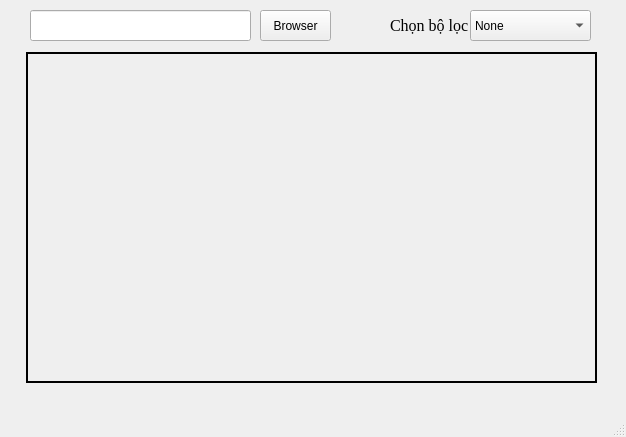
Old version of the form GUI.ui in the repository vanchieeu/DAMH.
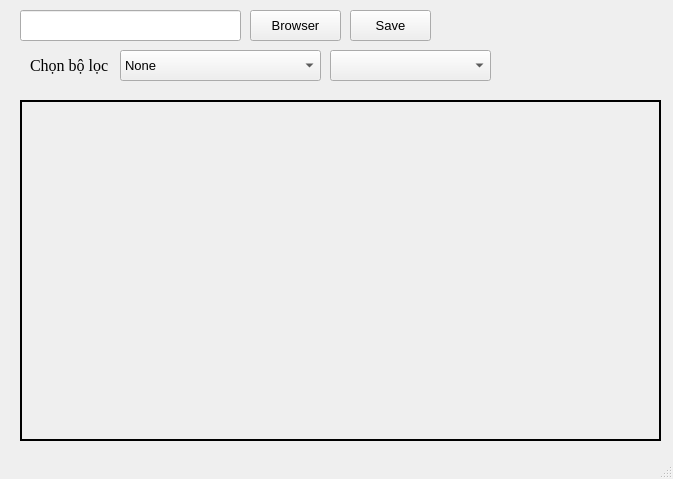
New version of the form. Icons and pictures are not drawn.

The edit to the form file:
```diff
--- a/GUI.ui
+++ b/GUI.ui
@@ -6,10 +6,21 @@
    <rect>
     <x>0</x>
     <y>0</y>
-    <width>626</width>
-    <height>437</height>
+    <width>673</width>
+    <height>479</height>
    </rect>
   </property>
+  <property name="sizePolicy">
+   <sizepolicy hsizetype="Preferred" vsizetype="Preferred">
+    <horstretch>0</horstretch>
+    <verstretch>0</verstretch>
+   </sizepolicy>
+  </property>
+  <property name="font">
+   <font>
+    <pointsize>10</pointsize>
+   </font>
+  </property>
   <property name="windowTitle">
    <string>MainWindow</string>
   </property>
@@ -17,9 +28,9 @@
    <widget class="QPushButton" name="browser">
     <property name="geometry">
      <rect>
-      <x>260</x>
+      <x>250</x>
       <y>10</y>
-      <width>71</width>
+      <width>91</width>
       <height>31</height>
      </rect>
     </property>
@@ -30,10 +41,10 @@
    <widget class="QLabel" name="screen">
     <property name="geometry">
      <rect>
-      <x>26</x>
-      <y>52</y>
-      <width>571</width>
-      <height>331</height>
+      <x>20</x>
+      <y>100</y>
+      <width>641</width>
+      <height>341</height>
      </rect>
     </property>
     <property name="frameShape">
@@ -49,9 +60,9 @@
    <widget class="QComboBox" name="check_box">
     <property name="geometry">
      <rect>
-      <x>470</x>
-      <y>10</y>
-      <width>121</width>
+      <x>120</x>
+      <y>50</y>
+      <width>201</width>
       <height>31</height>
      </rect>
     </property>
@@ -74,8 +85,8 @@
    <widget class="QLabel" name="label_2">
     <property name="geometry">
      <rect>
-      <x>390</x>
-      <y>10</y>
+      <x>30</x>
+      <y>50</y>
       <width>111</width>
       <height>31</height>
      </rect>
@@ -96,7 +107,7 @@
    <widget class="QLineEdit" name="line_Edit">
     <property name="geometry">
      <rect>
-      <x>30</x>
+      <x>20</x>
       <y>10</y>
       <width>221</width>
       <height>31</height>
@@ -105,19 +116,37 @@
     <property name="font">
      <font>
       <family>Times New Roman</family>
+      <pointsize>10</pointsize>
      </font>
     </property>
    </widget>
-  </widget>
-  <widget class="QMenuBar" name="menubar">
-   <property name="geometry">
-    <rect>
-     <x>0</x>
-     <y>0</y>
-     <width>626</width>
-     <height>21</height>
-    </rect>
-   </property>
+   <widget class="QComboBox" name="check_box_2">
+    <property name="geometry">
+     <rect>
+      <x>330</x>
+      <y>50</y>
+      <width>161</width>
+      <height>31</height>
+     </rect>
+    </property>
+   </widget>
+   <widget class="QPushButton" name="save">
+    <property name="geometry">
+     <rect>
+      <x>350</x>
+      <y>10</y>
+      <width>81</width>
+      <height>31</height>
+     </rect>
+    </property>
+    <property name="text">
+     <string>Save</string>
+    </property>
+    <property name="icon">
+     <iconset>
+      <normaloff>icon/save-icon-png-image.jpg</normaloff>icon/save-icon-png-image.jpg</iconset>
+    </property>
+   </widget>
   </widget>
   <widget class="QStatusBar" name="statusbar"/>
  </widget>
```
Left out of the diff: 4 changed lines with no effect on the pictures.
